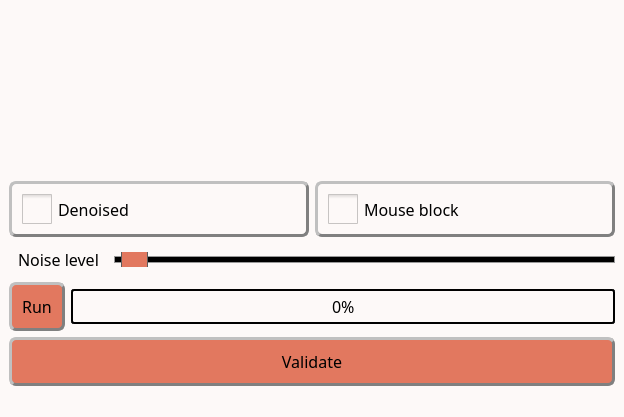
The window that inichord/VSNR.ui (Cyril-Langlois/iniCHORD) describes before a commit, drawn with Qt 5.
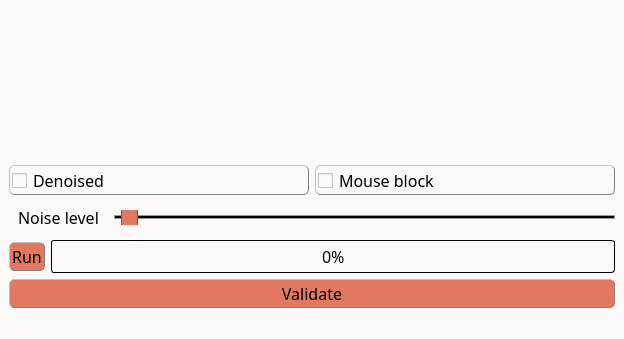
The same window after the commit. Icons and pictures are not drawn. Custom widgets are drawn as their Qt base class.

The edit to the form file:
```diff
--- a/inichord/VSNR.ui
+++ b/inichord/VSNR.ui
@@ -7,7 +7,7 @@
     <x>0</x>
     <y>0</y>
     <width>623</width>
-    <height>417</height>
+    <height>339</height>
    </rect>
   </property>
   <property name="windowTitle">
@@ -37,8 +37,8 @@
 
 /* style des bordures 2 */
 QPushButton, QPushButton:hover, QCheckBox, QComboBox, QSpinBox  {
-	border-radius: 7px;
-	border-width: 3px;
+	border-radius: 5px;
+	border-width: 1px;
 	border-color: gray;
 }
 
@@ -49,15 +49,15 @@
 QComboBox, QTextEdit, QSpinBox {font: 10pt &quot;Noto Sans Cond&quot;}
 
 /* Padding 1 */
-QLabel, QComboBox, QComboBox::down-arrow, QSpinBox, QSpinBox::down-arrow, QSpinBox::up-arrow {padding : 2px;}
+QLabel, QComboBox, QComboBox::down-arrow, QSpinBox, QSpinBox::down-arrow, QSpinBox::up-arrow {padding : 1px;}
 
 /* Padding 2 */
-QPushButton, QPushButton:hover, QCheckBox {padding : 10px;}
+QPushButton, QPushButton:hover, QCheckBox {padding : 2px;}
 
 /* Gestion taille des QCheckBoxes */
 QCheckBox::indicator:unchecked, QCheckBox::indicator:unchecked:hover, QCheckBox::indicator:checked, QCheckBox::indicator:checked:hover  {
-	width :30px;
-	height : 30px;
+	width :15px;
+	height : 15px;
 }
 
 QLabel {
@@ -79,19 +79,19 @@
 
 QComboBox::drop-down:button{
 	border-radius: 4px;
-	border-width: 3px;
-	width: 36px;
+	border-width: 1px;
+	width: 30px;
 }
 
 QComboBox::down-arrow {
-	image : url(icons/Arrow_down.png);
-    width: 13px;
+	 image : url(icons/Arrow_down.png); 
+    width: 12px;
     height: 12px;
 }
 
 Line{
 	format: plain;
-	midLine-Width : 5px;
+	midLine-Width : 1px;
 }
 
 QFrame[height=&quot;3&quot;], QFrame[width=&quot;3&quot;] {background-color: #3A3939;}
@@ -100,7 +100,7 @@
 	background-color: rgb(255, 255, 255);
 	border-style: solid;
 	border-radius: 5px;
-	border-width: 2px;
+	border-width: 1px;
 	border-color: black;
 }
 
@@ -115,45 +115,45 @@
 
 QProgressBar {
 	text-align: center;
-	border: 2px solid black;
+	border: 1px solid black;
 	border-radius: 3px;
  }
 
  QProgressBar::chunk {
 	background-color: rgb(243, 98, 64);
-	width: 20px;
+	width: 15px;
 	margin : 0.5px;
  }
 
 QSpinBox::drop-down:button, QSpinBox::drop-up:button {
 	border-radius: 2px;
-	border-width: 3px;
+	border-width: 1px;
 	width: 36px;
 }
 
 QSpinBox::down-arrow {
 	image : url(icons/Arrow_down.png);
-    width: 26px;
-    height: 24px;
+    width: 24px;
+    height: 22px;
 }
 
 QSpinBox::up-arrow {
 	image : url(icons/Arrow_up.png);
-    width: 26px;
-    height: 24px;
+    width: 24px;
+    height: 22px;
 }
 
 QSlider::groove:horizontal {
     border: 1px solid #999999;
-    height: 5px; /* the groove expands to the size of the slider by default. by giving it a height, it has a fixed size */
+    height: 2px; /* the groove expands to the size of the slider by default. by giving it a height, it has a fixed size */
     background-color: rgb(0, 0, 0);
-    margin: 2px 0;
+    margin: 1px 0;
 }
 
 QSlider::handle:horizontal {
     border: 1px solid #5c5c5c;
-    width: 25px;
-    height: 40px;
+    width: 15px;
+    height: 30px;
     margin: -10px 0; /* handle is placed by default on the contents rect of the groove. Expand outside the groove */
     border-radius: 3px;
 }</string>
@@ -356,7 +356,7 @@
          <widget class="QPushButton" name="Validate_button">
           <property name="minimumSize">
            <size>
-            <width>116</width>
+            <width>96</width>
             <height>0</height>
            </size>
           </property>
```
